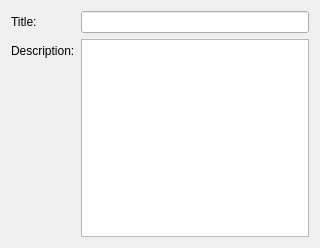
Qt form data/ui/ImageDetailsWidget.ui (eugenesan/postman) before a commit.
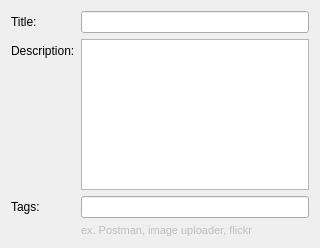
The same form after that commit. Custom widgets are drawn as their Qt base class.

Commit message: Added tagging support to core and to Google+, Picasa and Flickr

The edit to the form file:
```diff
--- a/data/ui/ImageDetailsWidget.ui
+++ b/data/ui/ImageDetailsWidget.ui
@@ -42,6 +42,31 @@
      <item row="1" column="1">
       <widget class="QTextEditDefaultText" name="descriptionTextEdit"/>
      </item>
+     <item row="2" column="1">
+      <widget class="QLineEdit" name="tagsLineEdit"/>
+     </item>
+     <item row="2" column="0">
+      <widget class="QLabel" name="tagsLabel">
+       <property name="text">
+        <string>Tags:</string>
+       </property>
+      </widget>
+     </item>
+     <item row="3" column="1">
+      <widget class="QLabel" name="tagsExampleLabel">
+       <property name="enabled">
+        <bool>false</bool>
+       </property>
+       <property name="font">
+        <font>
+         <pointsize>8</pointsize>
+        </font>
+       </property>
+       <property name="text">
+        <string>ex. Postman, image uploader, flickr</string>
+       </property>
+      </widget>
+     </item>
     </layout>
    </item>
   </layout>
```
The commit also changes 13 other files.
